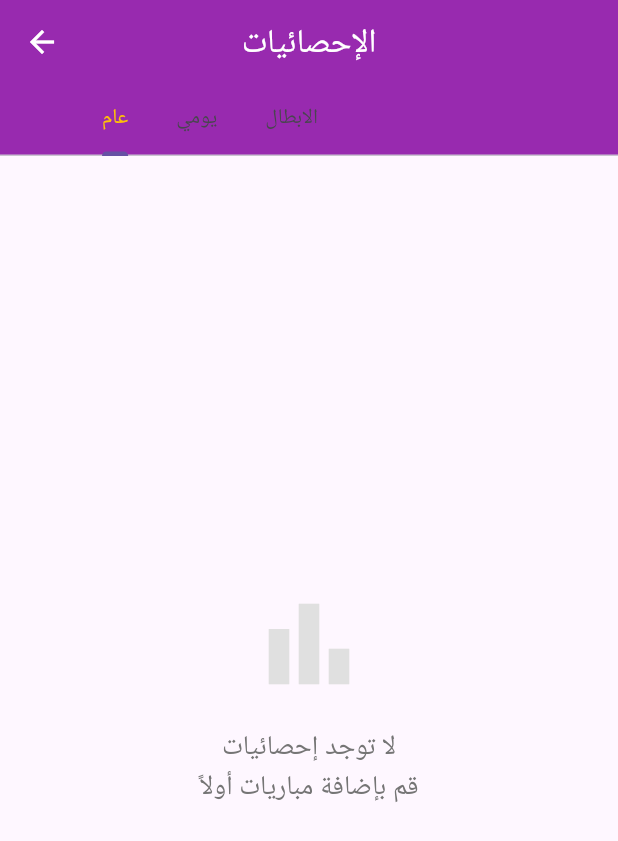
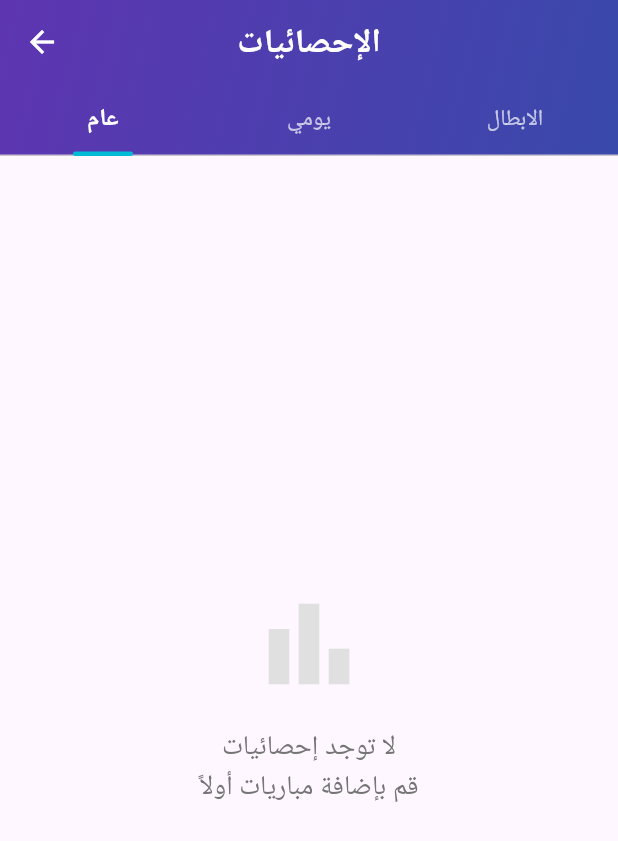
Before and after one commit to AiExpert1985/family_cards, a Flutter app: the StatisticsPage screen opened directly, on a phone screen of 412 x 824 dp. Shown: the top 841 px of the screen. Run offline on Flutter 3.47's test engine with Material 3 defaults, Android fonts, the phone set to English and light mode, and no system bars; our stand-ins replace file_picker, flutter_riverpod, share_plus, shared_preferences; accounts and stored records are empty.

Commit message:
Add modern UI/UX enhancements to statistics page
✨ New Features:
- Modern gradient theme with light/dark mode support
- Animated progress bars showing win rate visually
- Micro-interactions with scale animations and haptic feedback
- Glassmorphism effect on bottom sheet with backdrop blur
- Count-up animations for numbers
- Enhanced tab design with custom indicators

🎨 UI Improvements:
- Gradient app bar (purple → blue)
- Circular progress rings around player ranks
- Animated linear progress bars for win rates
- Modern pill-shaped tab indicators (teal accent)
- Enhanced bottom sheet with gradient background
- Better visual hierarchy and spacing

📦 New Components:
- AppTheme: Centralized theme with gradients and colors
- AnimatedCard: Reusable card with tap animation
- AnimatedCounter: Number count-up animation widget
- AnimatedPercentage: Percentage count-up widget
- AnimatedProgressBar: Smooth progress bar animation
- AnimatedCircularProgress: Circular progress with center child
- ModernTabIndicator: Custom pill-shaped tab indicator

🔧 Technical:
- Removed duplicate color helper methods
- Centralized theme management
- Modular and reusable animation widgets
- Better code organization

```diff
--- /dev/null
+++ b/lib/theme/app_theme.dart
@@ -0,0 +1,116 @@
+// ============== theme/app_theme.dart ==============
+import 'package:flutter/material.dart';
+
+class AppTheme {
+  // Modern color palette
+  static const primaryPurple = Color(0xFF5E35B1);
+  static const primaryBlue = Color(0xFF3949AB);
+  static const accentTeal = Color(0xFF00BCD4);
+  static const successGreen = Color(0xFF4CAF50);
+  static const warningOrange = Color(0xFFFF9800);
+  static const errorRed = Color(0xFFE53935);
+
+  // Light theme colors
+  static const lightBackground = Color(0xFFF5F7FA);
+  static const lightSurface = Color(0xFFFFFFFF);
+
+  // Dark theme colors
+  static const darkBackground = Color(0xFF121212);
+  static const darkSurface = Color(0xFF1E1E1E);
+
+  // Gradient definitions
+  static const primaryGradient = LinearGradient(
+    colors: [primaryPurple, primaryBlue],
+    begin: Alignment.topLeft,
+    end: Alignment.bottomRight,
+  );
+
+  static const successGradient = LinearGradient(
+    colors: [Color(0xFF66BB6A), Color(0xFF4CAF50)],
+    begin: Alignment.topLeft,
+    end: Alignment.bottomRight,
+  );
+
+  static const warningGradient = LinearGradient(
+    colors: [Color(0xFFFFA726), Color(0xFFFF9800)],
+    begin: Alignment.topLeft,
+    end: Alignment.bottomRight,
+  );
+
+  // Light theme
+  static ThemeData lightTheme = ThemeData(
+    useMaterial3: true,
+    brightness: Brightness.light,
+    colorScheme: ColorScheme.light(
+      primary: primaryPurple,
+      secondary: accentTeal,
+      surface: lightSurface,
+      error: errorRed,
+    ),
+    scaffoldBackgroundColor: lightBackground,
+    appBarTheme: const AppBarTheme(
+      elevation: 0,
+      centerTitle: true,
+    ),
+    cardTheme: CardTheme(
+      elevation: 2,
+      shape: RoundedRectangleBorder(
+        borderRadius: BorderRadius.circular(12),
+      ),
+    ),
+    tabBarTheme: TabBarTheme(
+      labelColor: accentTeal,
+      unselectedLabelColor: Colors.grey[600],
+      indicatorSize: TabBarIndicatorSize.label,
+    ),
+  );
+
+  // Dark theme
+  static ThemeData darkTheme = ThemeData(
+    useMaterial3: true,
+    brightness: Brightness.dark,
+    colorScheme: ColorScheme.dark(
+      primary: primaryPurple,
+      secondary: accentTeal,
+      surface: darkSurface,
+      error: errorRed,
+    ),
+    scaffoldBackgroundColor: darkBackground,
+    appBarTheme: const AppBarTheme(
+      elevation: 0,
+      centerTitle: true,
+    ),
+    cardTheme: CardTheme(
+      elevation: 4,
+      shape: RoundedRectangleBorder(
+        borderRadius: BorderRadius.circular(12),
+      ),
+    ),
+    tabBarTheme: TabBarTheme(
+      labelColor: accentTeal,
+      unselectedLabelColor: Colors.grey[500],
+      indicatorSize: TabBarIndicatorSize.label,
+    ),
+  );
+
+  // Helper method to get win rate color
+  static Color getWinRateColor(double winRate) {
+    if (winRate >= 70) return successGreen;
+    if (winRate >= 50) return warningOrange;
+    return errorRed;
+  }
+
+  // Helper method to get rank color
+  static Color getRankColor(int rank) {
+    switch (rank) {
+      case 1:
+        return const Color(0xFFFFD700); // Gold
+      case 2:
+        return const Color(0xFFC0C0C0); // Silver
+      case 3:
+        return const Color(0xFFCD7F32); // Bronze
+      default:
+        return primaryBlue;
+    }
+  }
+}
--- /dev/null
+++ b/lib/widgets/common/modern_tab_indicator.dart
@@ -0,0 +1,57 @@
+// ============== widgets/common/modern_tab_indicator.dart ==============
+import 'package:flutter/material.dart';
+
+/// Modern pill-shaped tab indicator with gradient
+class ModernTabIndicator extends Decoration {
+  final Color color;
+  final double height;
+  final double radius;
+
+  const ModernTabIndicator({
+    required this.color,
+    this.height = 4,
+    this.radius = 2,
+  });
+
+  @override
+  BoxPainter createBoxPainter([VoidCallback? onChanged]) {
+    return _ModernTabIndicatorPainter(
+      color: color,
+      height: height,
+      radius: radius,
+      onChanged: onChanged,
+    );
+  }
+}
+
+class _ModernTabIndicatorPainter extends BoxPainter {
+  final Color color;
+  final double height;
+  final double radius;
+
+  _ModernTabIndicatorPainter({
+    required this.color,
+    required this.height,
+    required this.radius,
+    VoidCallback? onChanged,
+  }) : super(onChanged);
+
+  @override
+  void paint(Canvas canvas, Offset offset, ImageConfiguration configuration) {
+    final Size size = configuration.size!;
+    final Rect rect = Offset(
+          offset.dx + (size.width - 40) / 2,
+          offset.dy + size.height - height,
+        ) &
+        Size(40, height);
+
+    final Paint paint = Paint()
+      ..color = color
+      ..style = PaintingStyle.fill;
+
+    canvas.drawRRect(
+      RRect.fromRectAndRadius(rect, Radius.circular(radius)),
+      paint,
+    );
+  }
+}
```
Also changed, not shown: lib/pages/statistics_page.dart (+190 -74 lines), lib/widgets/animations/animated_card.dart (added, +84 -0 lines), lib/widgets/animations/animated_counter.dart (added, +62 -0 lines), lib/widgets/animations/animated_progress_bar.dart (added, +87 -0 lines).
